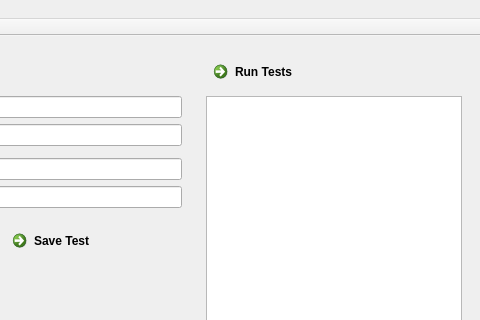
Before: the Qt Designer form BEETS/ui_elements/main_window.ui in stott531/BEETS, drawn with Qt 5; both pictures show x 476 to 956 and y 0 to 320 of the 956 by 480 pixel window.
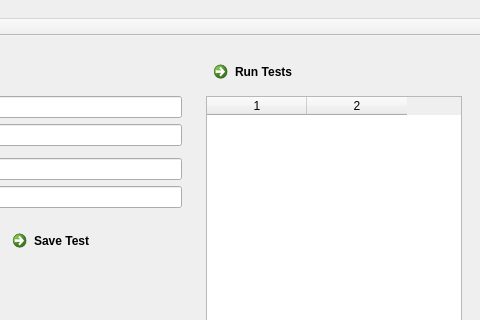
After: the same form once the commit is applied.

Patch:
```diff
--- a/BEETS/ui_elements/main_window.ui
+++ b/BEETS/ui_elements/main_window.ui
@@ -314,7 +314,19 @@
         </widget>
        </item>
        <item>
-        <widget class="QTableWidget" name="testResults"/>
+        <widget class="QTableWidget" name="testResults">
+         <property name="editTriggers">
+          <set>QAbstractItemView::NoEditTriggers</set>
+         </property>
+         <property name="cornerButtonEnabled">
+          <bool>false</bool>
+         </property>
+         <property name="columnCount">
+          <number>2</number>
+         </property>
+         <column/>
+         <column/>
+        </widget>
        </item>
       </layout>
      </widget>
```
